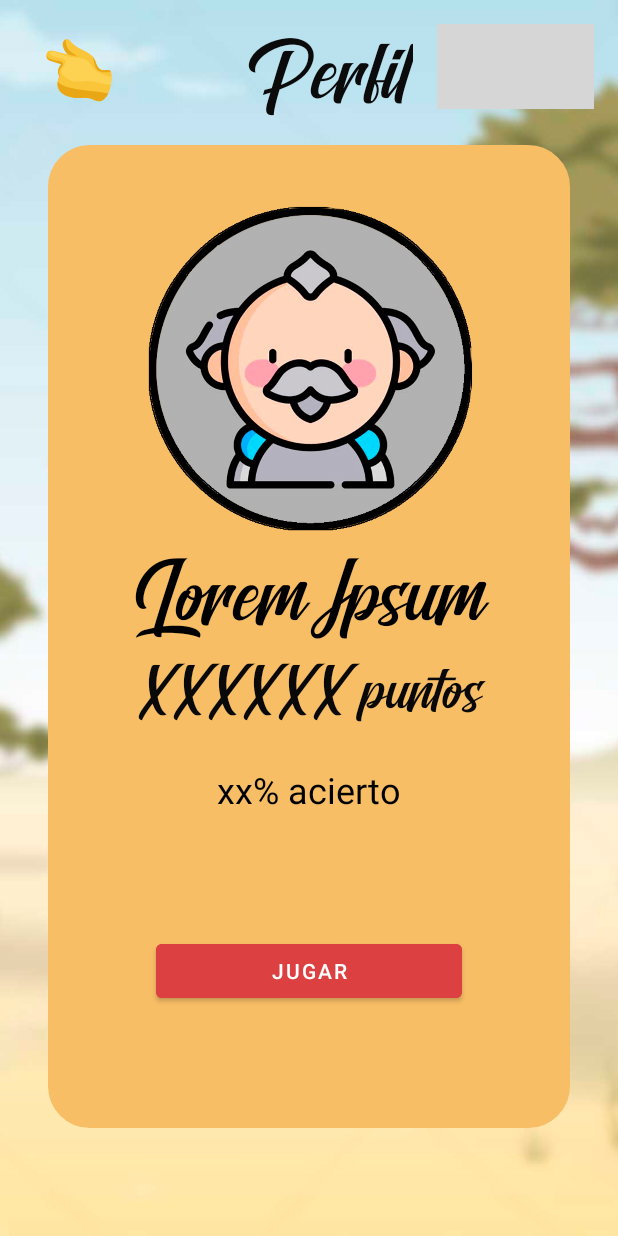
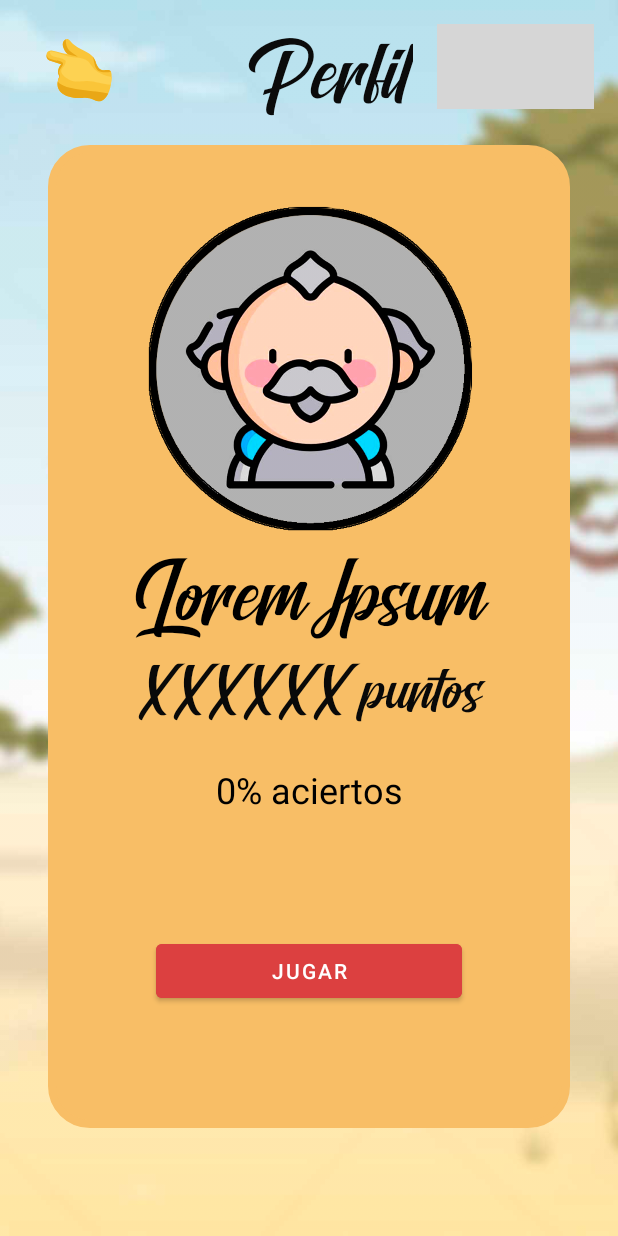
Before and after one commit to terri-ale/QuiZoo, an Android app: the PerfilFragment screen opened through its navigation route, on a phone screen of 412 x 824 dp. Run offline under Robolectric (Android 15) with nearby library versions, the phone set to English and light mode, and no system bars; our stand-ins replace Room's generated code; Roboto replaces fonts that are not available here; 5 statements that could not run were skipped; grey boxes are pictures that could not be loaded.

Commit message:
Métodos de base de datos interna para sumar número de respuestas.

```diff
--- a/app/src/main/java/com/example/quizoo/model/dao/UserDao.java
+++ b/app/src/main/java/com/example/quizoo/model/dao/UserDao.java
@@ -30,5 +30,8 @@ public interface UserDao {
     @Query("update users set numResponsesCorrect = numResponsesCorrect + 1 where id = :id")
     void sumUserScore(long id);
 
+    @Query("update users set numResponses = numResponses + 1 where id = :id")
+    void sumUserResponses(long id);
+
 
 }
--- a/app/src/main/java/com/example/quizoo/view/fragment/PerfilFragment.java
+++ b/app/src/main/java/com/example/quizoo/view/fragment/PerfilFragment.java
@@ -68,6 +68,17 @@ public class PerfilFragment extends Fragment {
         TextView tvPuntosProfile = view.findViewById(R.id.tvPuntosProfile);
         tvPuntosProfile.setText(viewModel.getCurrentUser().getNumResponsesCorrect() * Repository.SCORE_MULTIPLIER + getActivity().getString(R.string.string_points));
 
+
+
+        TextView tvPercentage = view.findViewById(R.id.tvPercentage);
+
+        if( viewModel.getCurrentUser().getNumResponsesCorrect() == 0){
+            tvPercentage.setVisibility(View.GONE);
+        }else{
+            int percentage = (viewModel.getCurrentUser().getNumResponses() * 100) / viewModel.getCurrentUser().getNumResponsesCorrect();
+            tvPercentage.setText(percentage + "% " + getContext().getString(R.string.string_hits));
+        }
+
         clickBotones(view, savedInstanceState);
 
     }
--- a/app/src/main/java/com/example/quizoo/viewmodel/ViewModelActivity.java
+++ b/app/src/main/java/com/example/quizoo/viewmodel/ViewModelActivity.java
@@ -64,6 +64,8 @@ public class ViewModelActivity extends androidx.lifecycle.AndroidViewModel {
     public void sumUserScore(long id) {
         repository.sumUserScore(id);
     }
+
+    public void sumUserResponses(long id) { repository.sumUserResponses(id); }
 
     public boolean contactsPermissionIsGranted() {
         return repository.contactsPermissionIsGranted();
--- a/app/src/main/res/layout-land/fragment_perfil.xml
+++ b/app/src/main/res/layout-land/fragment_perfil.xml
@@ -49,7 +49,7 @@
             app:layout_constraintBottom_toBottomOf="parent"
             app:layout_constraintEnd_toEndOf="parent"
             app:layout_constraintStart_toStartOf="@+id/guideline11"
-            app:layout_constraintTop_toBottomOf="@+id/tvPorcentaje" />
+            app:layout_constraintTop_toBottomOf="@+id/tvPercentage" />
 
         <androidx.constraintlayout.widget.Guideline
             android:id="@+id/guideline6"
@@ -138,7 +138,7 @@
             app:layout_constraintGuide_begin="337dp" />
 
         <TextView
-            android:id="@+id/tvPorcentaje"
+            android:id="@+id/tvPercentage"
             android:layout_width="wrap_content"
             android:layout_height="wrap_content"
             android:layout_marginTop="8dp"
--- a/app/src/main/res/layout/fragment_perfil.xml
+++ b/app/src/main/res/layout/fragment_perfil.xml
@@ -175,10 +175,10 @@
             app:layout_constraintBottom_toBottomOf="parent"
             app:layout_constraintEnd_toEndOf="parent"
             app:layout_constraintStart_toStartOf="parent"
-            app:layout_constraintTop_toBottomOf="@+id/tvPorcentaje" />
+            app:layout_constraintTop_toBottomOf="@+id/tvPercentage" />
 
         <TextView
-            android:id="@+id/tvPorcentaje"
+            android:id="@+id/tvPercentage"
             android:layout_width="wrap_content"
             android:layout_height="wrap_content"
             android:layout_marginTop="23dp"
--- a/app/src/main/res/values/strings.xml
+++ b/app/src/main/res/values/strings.xml
@@ -64,6 +64,7 @@
     <string name="string_no">No</string>
     <string name="string_yes">Si</string>
     <string name="dialog_confirm_exit">¿Seguro que quieres salir del juego?</string>
+    <string name="string_hits">aciertos</string>
 
 
 </resources>
```
Also changed, not shown: app/src/main/java/com/example/quizoo/model/Repository.java (+10 -0 lines), app/src/main/java/com/example/quizoo/view/fragment/GameFragment.java (+32 -23 lines).
